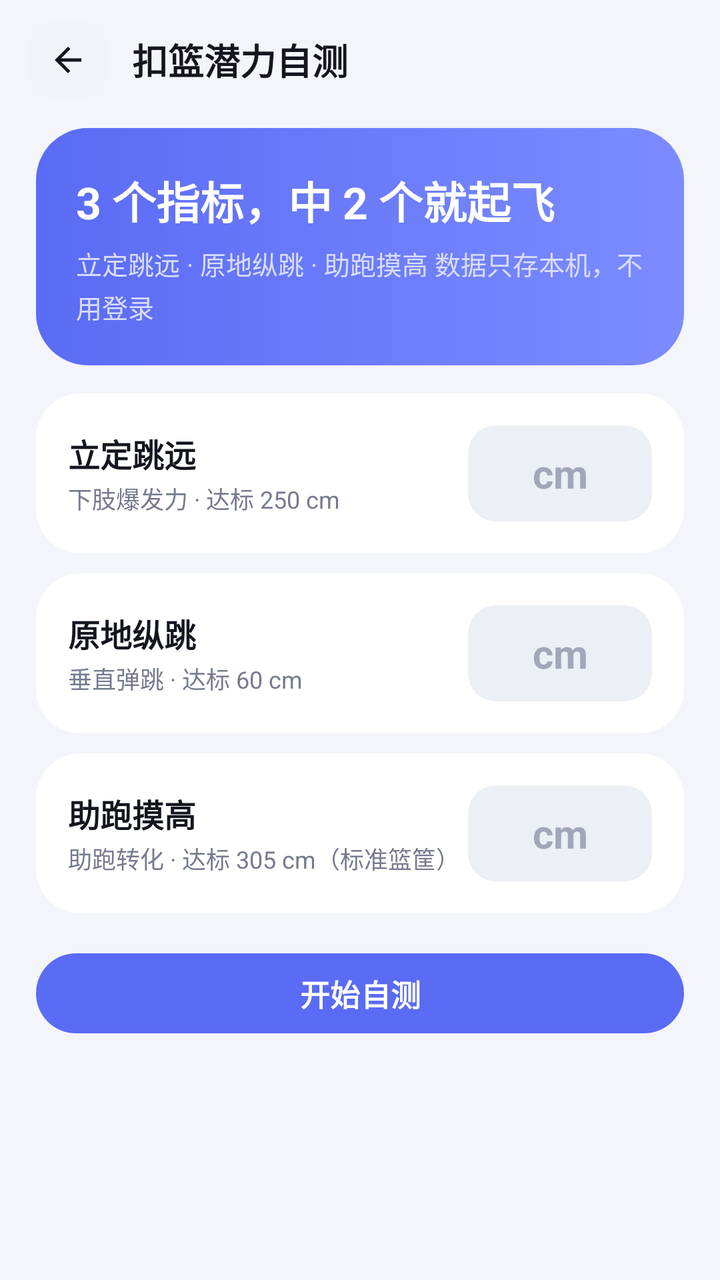
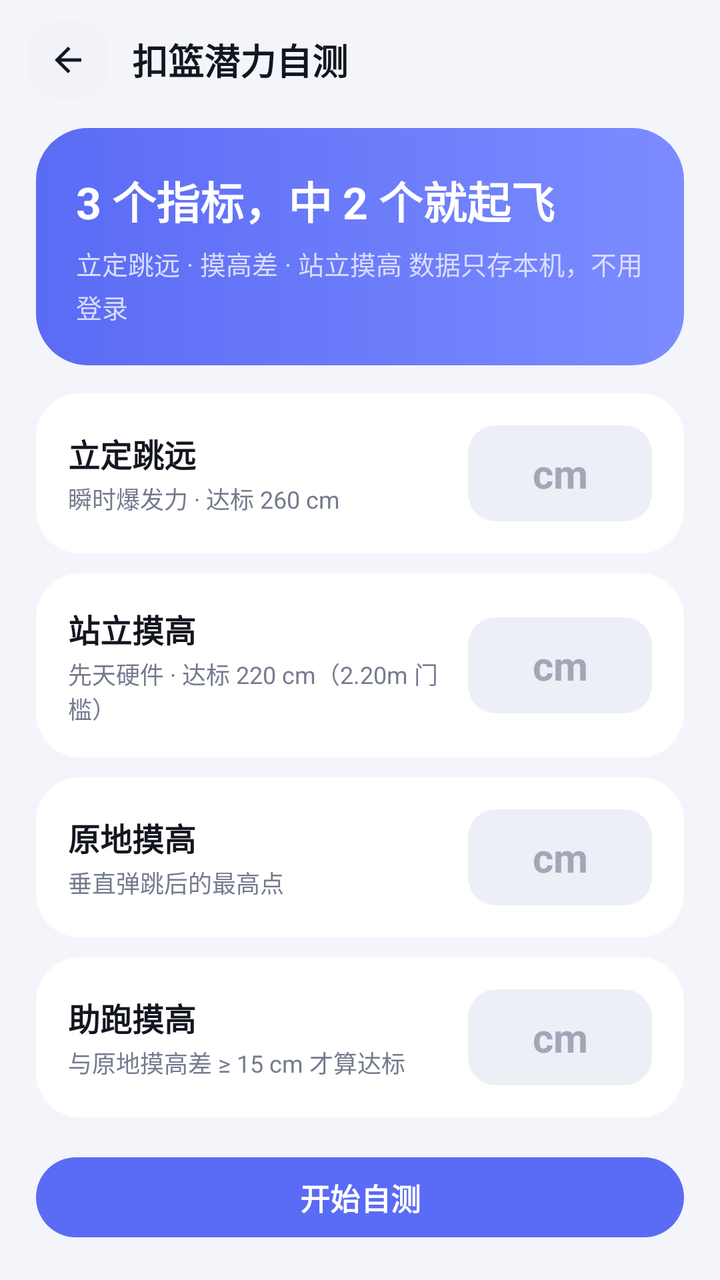

Compare the two renders of this Android layout. The source of the first and the diff that turns it into the second are given below.
<!-- AndroidManifest.xml: application theme AppTheme -->
<!-- res/layout/fragment_dunk_test.xml -->
<?xml version="1.0" encoding="utf-8"?>
<LinearLayout xmlns:android="http://schemas.android.com/apk/res/android"
    xmlns:app="http://schemas.android.com/apk/res-auto"
    android:layout_width="match_parent"
    android:layout_height="match_parent"
    android:background="@color/background"
    android:orientation="vertical">

    
    <LinearLayout
        android:layout_width="match_parent"
        android:layout_height="wrap_content"
        android:gravity="center_vertical"
        android:orientation="horizontal"
        android:paddingStart="14dp"
        android:paddingTop="10dp"
        android:paddingEnd="14dp"
        android:paddingBottom="8dp">

        <ImageView
            android:id="@+id/btnBack"
            android:layout_width="40dp"
            android:layout_height="40dp"
            android:background="@drawable/bg_icon_tile"
            android:contentDescription="返回"
            android:padding="10dp"
            android:src="@drawable/ic_back"
            app:tint="@color/text_primary" />

        <TextView
            android:layout_width="0dp"
            android:layout_height="wrap_content"
            android:layout_marginStart="12dp"
            android:layout_weight="1"
            android:text="扣篮潜力自测"
            android:textColor="@color/text_primary"
            android:textSize="18sp"
            android:textStyle="bold" />
    </LinearLayout>

    <ScrollView
        android:layout_width="match_parent"
        android:layout_height="0dp"
        android:layout_weight="1"
        android:fillViewport="true"
        android:scrollbars="none">

        <LinearLayout
            android:layout_width="match_parent"
            android:layout_height="wrap_content"
            android:orientation="vertical"
            android:paddingStart="18dp"
            android:paddingEnd="18dp"
            android:paddingBottom="28dp">

            
            <LinearLayout
                android:layout_width="match_parent"
                android:layout_height="wrap_content"
                android:layout_marginTop="6dp"
                android:background="@drawable/bg_hero"
                android:orientation="vertical"
                android:padding="20dp">

                <TextView
                    android:layout_width="wrap_content"
                    android:layout_height="wrap_content"
                    android:text="3 个指标，中 2 个就起飞"
                    android:textColor="#FFFFFF"
                    android:textSize="22sp"
                    android:textStyle="bold" />

                <TextView
                    android:layout_width="match_parent"
                    android:layout_height="wrap_content"
                    android:layout_marginTop="6dp"
                    android:lineSpacingExtra="3dp"
                    android:text="立定跳远 · 原地纵跳 · 助跑摸高
数据只存本机，不用登录"
                    android:textColor="#D9DDFF"
                    android:textSize="13sp" />
            </LinearLayout>

            
            <com.google.android.material.card.MaterialCardView
                style="@style/Widget.Vertrise.Card"
                android:layout_width="match_parent"
                android:layout_height="wrap_content"
                android:layout_marginTop="14dp">

                <LinearLayout
                    android:layout_width="match_parent"
                    android:layout_height="wrap_content"
                    android:gravity="center_vertical"
                    android:orientation="horizontal"
                    android:padding="16dp">

                    <LinearLayout
                        android:layout_width="0dp"
                        android:layout_height="wrap_content"
                        android:layout_weight="1"
                        android:orientation="vertical">

                        <TextView
                            android:layout_width="wrap_content"
                            android:layout_height="wrap_content"
                            android:text="立定跳远"
                            android:textColor="@color/text_primary"
                            android:textSize="16sp"
                            android:textStyle="bold" />

                        <TextView
                            android:layout_width="wrap_content"
                            android:layout_height="wrap_content"
                            android:layout_marginTop="2dp"
                            android:text="下肢爆发力 · 达标 250 cm"
                            android:textColor="@color/text_secondary"
                            android:textSize="12sp" />
                    </LinearLayout>

                    <EditText
                        android:id="@+id/edtStandJump"
                        android:layout_width="92dp"
                        android:layout_height="48dp"
                        android:background="@drawable/bg_field"
                        android:gravity="center"
                        android:hint="cm"
                        android:inputType="number"
                        android:maxLength="3"
                        android:textColor="@color/text_primary"
                        android:textColorHint="@color/text_tertiary"
                        android:textSize="20sp"
                        android:textStyle="bold"
                        android:importantForAutofill="no" />
                </LinearLayout>
            </com.google.android.material.card.MaterialCardView>

            
            <com.google.android.material.card.MaterialCardView
                style="@style/Widget.Vertrise.Card"
                android:layout_width="match_parent"
                android:layout_height="wrap_content"
                android:layout_marginTop="10dp">

                <LinearLayout
                    android:layout_width="match_parent"
                    android:layout_height="wrap_content"
                    android:gravity="center_vertical"
                    android:orientation="horizontal"
                    android:padding="16dp">

                    <LinearLayout
                        android:layout_width="0dp"
                        android:layout_height="wrap_content"
                        android:layout_weight="1"
                        android:orientation="vertical">

                        <TextView
                            android:layout_width="wrap_content"
                            android:layout_height="wrap_content"
                            android:text="原地纵跳"
                            android:textColor="@color/text_primary"
                            android:textSize="16sp"
                            android:textStyle="bold" />

                        <TextView
                            android:id="@+id/txtVerticalHint"
                            android:layout_width="wrap_content"
                            android:layout_height="wrap_content"
                            android:layout_marginTop="2dp"
                            android:text="垂直弹跳 · 达标 60 cm"
                            android:textColor="@color/text_secondary"
                            android:textSize="12sp" />
                    </LinearLayout>

                    <EditText
                        android:id="@+id/edtVertical"
                        android:layout_width="92dp"
                        android:layout_height="48dp"
                        android:background="@drawable/bg_field"
                        android:gravity="center"
                        android:hint="cm"
                        android:inputType="number"
                        android:maxLength="3"
                        android:textColor="@color/text_primary"
                        android:textColorHint="@color/text_tertiary"
                        android:textSize="20sp"
                        android:textStyle="bold"
                        android:importantForAutofill="no" />
                </LinearLayout>
            </com.google.android.material.card.MaterialCardView>

            
            <com.google.android.material.card.MaterialCardView
                style="@style/Widget.Vertrise.Card"
                android:layout_width="match_parent"
                android:layout_height="wrap_content"
                android:layout_marginTop="10dp">

                <LinearLayout
                    android:layout_width="match_parent"
                    android:layout_height="wrap_content"
                    android:gravity="center_vertical"
                    android:orientation="horizontal"
                    android:padding="16dp">

                    <LinearLayout
                        android:layout_width="0dp"
                        android:layout_height="wrap_content"
                        android:layout_weight="1"
                        android:orientation="vertical">

                        <TextView
                            android:layout_width="wrap_content"
                            android:layout_height="wrap_content"
                            android:text="助跑摸高"
                            android:textColor="@color/text_primary"
                            android:textSize="16sp"
                            android:textStyle="bold" />

                        <TextView
                            android:layout_width="wrap_content"
                            android:layout_height="wrap_content"
                            android:layout_marginTop="2dp"
                            android:text="助跑转化 · 达标 305 cm（标准篮筐）"
                            android:textColor="@color/text_secondary"
                            android:textSize="12sp" />
                    </LinearLayout>

                    <EditText
                        android:id="@+id/edtRunReach"
                        android:layout_width="92dp"
                        android:layout_height="48dp"
                        android:background="@drawable/bg_field"
                        android:gravity="center"
                        android:hint="cm"
                        android:inputType="number"
                        android:maxLength="3"
                        android:textColor="@color/text_primary"
                        android:textColorHint="@color/text_tertiary"
                        android:textSize="20sp"
                        android:textStyle="bold"
                        android:importantForAutofill="no" />
                </LinearLayout>
            </com.google.android.material.card.MaterialCardView>

            <com.google.android.material.button.MaterialButton
                android:id="@+id/btnEval"
                style="@style/Widget.Vertrise.Button"
                android:layout_width="match_parent"
                android:layout_height="wrap_content"
                android:layout_marginTop="16dp"
                android:text="开始自测" />

            <TextView
                android:id="@+id/txtLastHint"
                android:layout_width="match_parent"
                android:layout_height="wrap_content"
                android:layout_marginTop="10dp"
                android:gravity="center"
                android:textColor="@color/text_tertiary"
                android:textSize="12sp"
                android:visibility="gone" />

            
            <com.google.android.material.card.MaterialCardView
                android:id="@+id/cardResult"
                style="@style/Widget.Vertrise.Card"
                android:layout_width="match_parent"
                android:layout_height="wrap_content"
                android:layout_marginTop="16dp"
                android:visibility="gone">

                <LinearLayout
                    android:layout_width="match_parent"
                    android:layout_height="wrap_content"
                    android:orientation="vertical"
                    android:padding="20dp">

                    <TextView
                        android:id="@+id/txtScore"
                        android:layout_width="wrap_content"
                        android:layout_height="wrap_content"
                        android:text="0 / 3"
                        android:textColor="@color/primary"
                        android:textSize="44sp"
                        android:textStyle="bold" />

                    <TextView
                        android:id="@+id/txtVerdict"
                        android:layout_width="wrap_content"
                        android:layout_height="wrap_content"
                        android:layout_marginTop="2dp"
                        android:text=""
                        android:textColor="@color/text_primary"
                        android:textSize="20sp"
                        android:textStyle="bold" />

                    <TextView
                        android:id="@+id/txtDetail"
                        android:layout_width="match_parent"
                        android:layout_height="wrap_content"
                        android:layout_marginTop="8dp"
                        android:lineSpacingExtra="3dp"
                        android:textColor="@color/text_secondary"
                        android:textSize="13sp" />

                    <LinearLayout
                        android:id="@+id/resultMetrics"
                        android:layout_width="match_parent"
                        android:layout_height="wrap_content"
                        android:layout_marginTop="14dp"
                        android:orientation="vertical" />

                    <TextView
                        android:id="@+id/txtPlan"
                        android:layout_width="match_parent"
                        android:layout_height="wrap_content"
                        android:layout_marginTop="14dp"
                        android:background="@drawable/bg_card_soft"
                        android:lineSpacingExtra="3dp"
                        android:padding="14dp"
                        android:textColor="@color/text_primary"
                        android:textSize="13sp" />

                    <com.google.android.material.button.MaterialButton
                        android:id="@+id/btnPlan"
                        style="@style/Widget.Vertrise.Button"
                        android:layout_width="match_parent"
                        android:layout_height="wrap_content"
                        android:layout_marginTop="14dp"
                        android:text="看改善训练计划" />
                </LinearLayout>
            </com.google.android.material.card.MaterialCardView>
        </LinearLayout>
    </ScrollView>
</LinearLayout>
<!-- resources referenced by this layout -->
<resources>
  <color name="background">#F4F5FA</color>
  <color name="primary">#5A6BF5</color>
  <color name="text_primary">#14161F</color>
  <color name="text_secondary">#757B8E</color>
  <color name="text_tertiary">#A2A7B8</color>
  <!-- drawable bg_card_soft (drawable) -->
  <?xml version="1.0" encoding="utf-8"?>
  <shape xmlns:android="http://schemas.android.com/apk/res/android" android:shape="rectangle">
      <solid android:color="@color/surface_container_high" />
      <corners android:radius="22dp" />
  </shape>
  <!-- drawable bg_field (drawable) -->
  <?xml version="1.0" encoding="utf-8"?>
  <shape xmlns:android="http://schemas.android.com/apk/res/android" android:shape="rectangle">
      <solid android:color="@color/surface_variant" />
      <corners android:radius="14dp" />
  </shape>
  <!-- drawable bg_hero (drawable) -->
  <?xml version="1.0" encoding="utf-8"?>
  <shape xmlns:android="http://schemas.android.com/apk/res/android" android:shape="rectangle">
      <gradient
          android:angle="0"
          android:startColor="@color/hero_start"
          android:endColor="@color/hero_end" />
      <corners android:radius="26dp" />
  </shape>
  <!-- drawable bg_icon_tile (drawable) -->
  <?xml version="1.0" encoding="utf-8"?>
  <shape xmlns:android="http://schemas.android.com/apk/res/android" android:shape="rectangle">
      <solid android:color="@color/chip_bg" />
      <corners android:radius="16dp" />
  </shape>
  <!-- drawable ic_back (drawable) -->
  <?xml version="1.0" encoding="utf-8"?>
  <vector xmlns:android="http://schemas.android.com/apk/res/android"
      android:width="24dp"
      android:height="24dp"
      android:viewportWidth="24"
      android:viewportHeight="24">
      <path
          android:fillColor="#FF000000"
          android:pathData="M20 11H7.83l5.59-5.59L12 4l-8 8 8 8 1.41-1.41L7.83 13H20v-2z" />
  </vector>
  <style name="Widget.Vertrise.Button" parent="Widget.Material3.Button">
          <item name="cornerRadius">26dp</item>
          <item name="android:minHeight">48dp</item>
          <item name="android:textSize">15sp</item>
          <item name="android:textStyle">bold</item>
      </style>
  <style name="Widget.Vertrise.Card" parent="Widget.Material3.CardView.Elevated">
          <item name="cardCornerRadius">22dp</item>
          <item name="cardElevation">0dp</item>
          <item name="strokeWidth">0dp</item>
          <item name="cardBackgroundColor">@color/surface</item>
      </style>
  <color name="surface_container_high">#F1F3F9</color>
  <color name="surface_variant">#EDEFF6</color>
  <color name="hero_start">#5A6BF5</color>
  <color name="hero_end">#7C8CFF</color>
  <color name="chip_bg">#F1F3F9</color>
  <color name="surface">#FFFFFF</color>
  <color name="on_primary">#FFFFFF</color>
  <color name="primary_container">#E8EBFF</color>
  <color name="on_primary_container">#1B2158</color>
  <color name="secondary">#FF8A5C</color>
  <color name="on_secondary">#FFFFFF</color>
  <color name="secondary_container">#FFE9DE</color>
  <color name="on_secondary_container">#6B2E14</color>
  <color name="tertiary">#1FC9A0</color>
  <color name="on_tertiary">#FFFFFF</color>
  <color name="tertiary_container">#DFF8F1</color>
  <color name="on_tertiary_container">#0A4638</color>
  <color name="on_surface">#14161F</color>
  <color name="on_surface_variant">#757B8E</color>
  <color name="outline">#E3E6EF</color>
  <color name="nav_bg">#FFFFFF</color>
  <!-- unchanged entries left out for length: 1 -->
</resources>

<!-- the commit's change to res/layout/fragment_dunk_test.xml (unified diff, before → after) -->
@@ -6,7 +6,6 @@
     android:background="@color/background"
     android:orientation="vertical">
 
-    
     <LinearLayout
         android:layout_width="match_parent"
         android:layout_height="wrap_content"
@@ -53,7 +52,6 @@
             android:paddingEnd="18dp"
             android:paddingBottom="28dp">
 
-            
             <LinearLayout
                 android:layout_width="match_parent"
                 android:layout_height="wrap_content"
@@ -75,7 +73,7 @@
                     android:layout_height="wrap_content"
                     android:layout_marginTop="6dp"
                     android:lineSpacingExtra="3dp"
-                    android:text="立定跳远 · 原地纵跳 · 助跑摸高
+                    android:text="立定跳远 · 摸高差 · 站立摸高
 数据只存本机，不用登录"
                     android:textColor="#D9DDFF"
                     android:textSize="13sp" />
@@ -113,7 +111,7 @@
                             android:layout_width="wrap_content"
                             android:layout_height="wrap_content"
                             android:layout_marginTop="2dp"
-                            android:text="下肢爆发力 · 达标 250 cm"
+                            android:text="瞬时爆发力 · 达标 260 cm"
                             android:textColor="@color/text_secondary"
                             android:textSize="12sp" />
                     </LinearLayout>
@@ -158,23 +156,22 @@
                         <TextView
                             android:layout_width="wrap_content"
                             android:layout_height="wrap_content"
-                            android:text="原地纵跳"
+                            android:text="站立摸高"
                             android:textColor="@color/text_primary"
                             android:textSize="16sp"
                             android:textStyle="bold" />
 
                         <TextView
-                            android:id="@+id/txtVerticalHint"
                             android:layout_width="wrap_content"
                             android:layout_height="wrap_content"
                             android:layout_marginTop="2dp"
-                            android:text="垂直弹跳 · 达标 60 cm"
+                            android:text="先天硬件 · 达标 220 cm（2.20m 门槛）"
                             android:textColor="@color/text_secondary"
                             android:textSize="12sp" />
                     </LinearLayout>
 
                     <EditText
-                        android:id="@+id/edtVertical"
+                        android:id="@+id/edtStandingReach"
                         android:layout_width="92dp"
                         android:layout_height="48dp"
                         android:background="@drawable/bg_field"
@@ -213,6 +210,61 @@
                         <TextView
                             android:layout_width="wrap_content"
                             android:layout_height="wrap_content"
+                            android:text="原地摸高"
+                            android:textColor="@color/text_primary"
+                            android:textSize="16sp"
+                            android:textStyle="bold" />
+
+                        <TextView
+                            android:id="@+id/txtStandReachHint"
+                            android:layout_width="wrap_content"
+                            android:layout_height="wrap_content"
+                            android:layout_marginTop="2dp"
+                            android:text="垂直弹跳后的最高点"
+                            android:textColor="@color/text_secondary"
+                            android:textSize="12sp" />
+                    </LinearLayout>
+
+                    <EditText
+                        android:id="@+id/edtStandReach"
+                        android:layout_width="92dp"
+                        android:layout_height="48dp"
+                        android:background="@drawable/bg_field"
+                        android:gravity="center"
+                        android:hint="cm"
+                        android:inputType="number"
+                        android:maxLength="3"
+                        android:textColor="@color/text_primary"
+                        android:textColorHint="@color/text_tertiary"
+                        android:textSize="20sp"
+                        android:textStyle="bold"
+                        android:importantForAutofill="no" />
+                </LinearLayout>
+            </com.google.android.material.card.MaterialCardView>
+
+            
+            <com.google.android.material.card.MaterialCardView
+                style="@style/Widget.Vertrise.Card"
+                android:layout_width="match_parent"
+                android:layout_height="wrap_content"
+                android:layout_marginTop="10dp">
+
+                <LinearLayout
+                    android:layout_width="match_parent"
+                    android:layout_height="wrap_content"
+                    android:gravity="center_vertical"
+                    android:orientation="horizontal"
+                    android:padding="16dp">
+
+                    <LinearLayout
+                        android:layout_width="0dp"
+                        android:layout_height="wrap_content"
+                        android:layout_weight="1"
+                        android:orientation="vertical">
+
+                        <TextView
+                            android:layout_width="wrap_content"
+                            android:layout_height="wrap_content"
                             android:text="助跑摸高"
                             android:textColor="@color/text_primary"
                             android:textSize="16sp"
@@ -222,7 +274,7 @@
                             android:layout_width="wrap_content"
                             android:layout_height="wrap_content"
                             android:layout_marginTop="2dp"
-                            android:text="助跑转化 · 达标 305 cm（标准篮筐）"
+                            android:text="与原地摸高差 ≥ 15 cm 才算达标"
                             android:textColor="@color/text_secondary"
                             android:textSize="12sp" />
                     </LinearLayout>
@@ -262,7 +314,6 @@
                 android:textSize="12sp"
                 android:visibility="gone" />
 
-            
             <com.google.android.material.card.MaterialCardView
                 android:id="@+id/cardResult"
                 style="@style/Widget.Vertrise.Card"
@@ -291,9 +342,17 @@
                         android:layout_width="wrap_content"
                         android:layout_height="wrap_content"
                         android:layout_marginTop="2dp"
-                        android:text=""
-                        android:textColor="@color/text_primary"
-                        android:textSize="20sp"
+                        android:textColor="@color/text_primary"
+                        android:textSize="20sp"
+                        android:textStyle="bold" />
+
+                    <TextView
+                        android:id="@+id/txtGap"
+                        android:layout_width="match_parent"
+                        android:layout_height="wrap_content"
+                        android:layout_marginTop="6dp"
+                        android:textColor="@color/secondary"
+                        android:textSize="13sp"
                         android:textStyle="bold" />
 
                     <TextView
@@ -309,7 +368,7 @@
                         android:id="@+id/resultMetrics"
                         android:layout_width="match_parent"
                         android:layout_height="wrap_content"
-                        android:layout_marginTop="14dp"
+                        android:layout_marginTop="12dp"
                         android:orientation="vertical" />
 
                     <TextView
